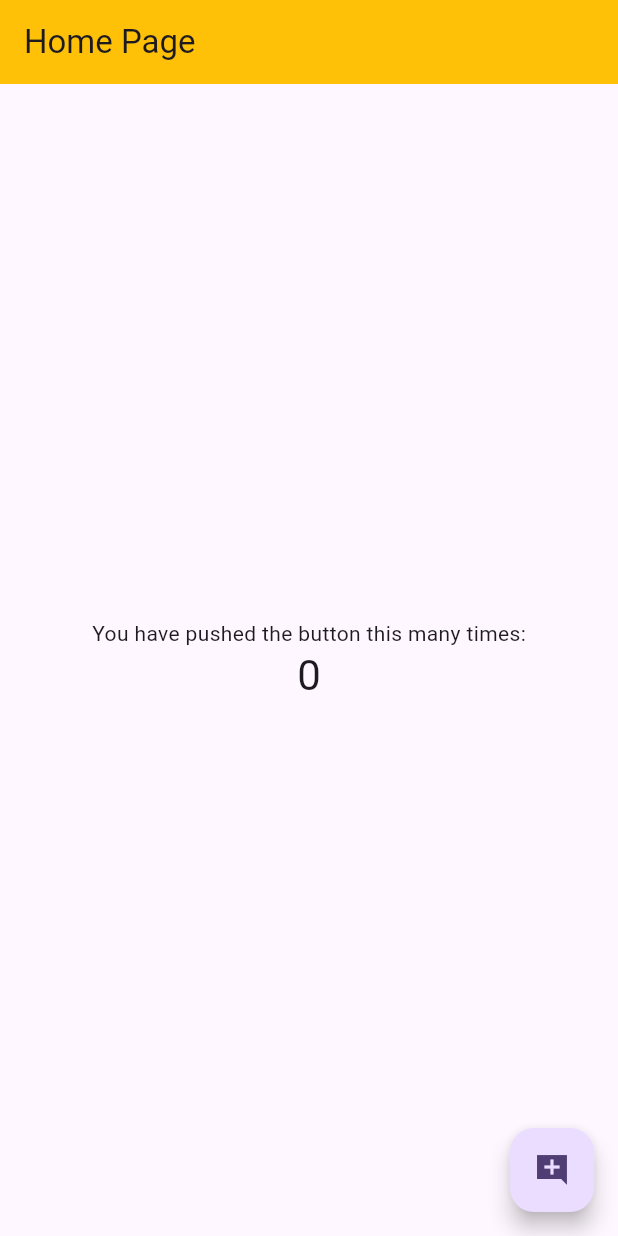
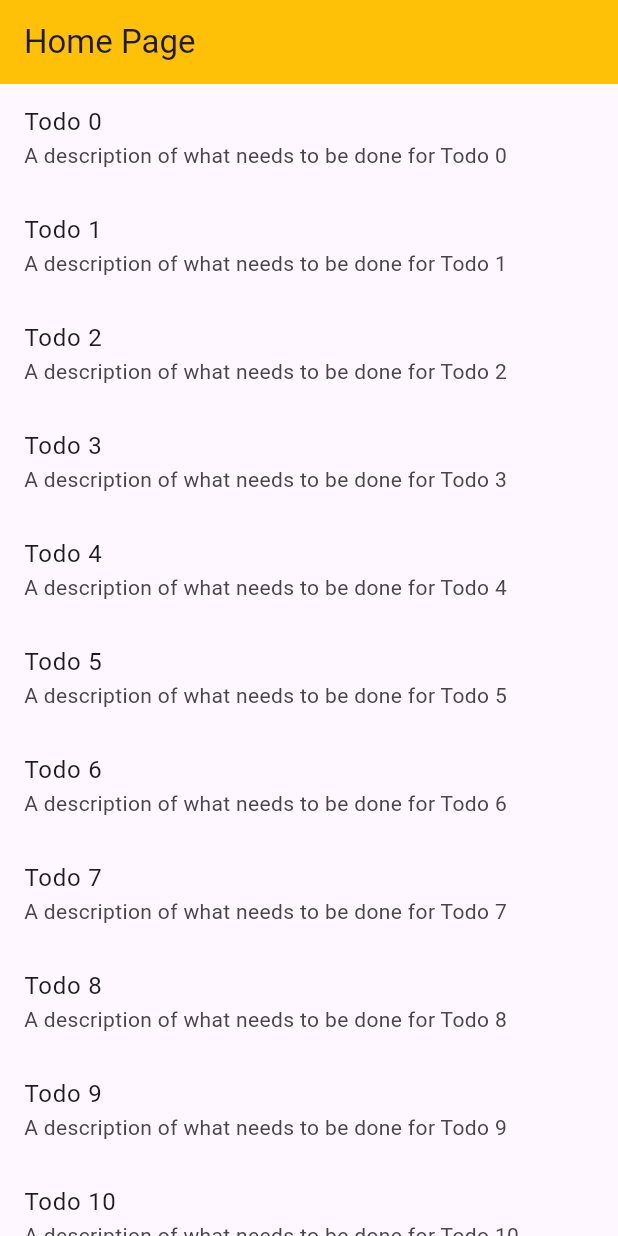
Before and after one commit to qasimsiddiqui/Flutter_Bootcamp, a Flutter app: the screen it shows after launch, on a phone screen of 412 x 824 dp. Run offline on Flutter 3.47's test engine with Material 3 defaults, Android fonts, the phone set to English and light mode, and no system bars.

Commit message:
Add routes and screens for navigation

```diff
--- a/lib/main.dart
+++ b/lib/main.dart
@@ -1,4 +1,7 @@
 import 'package:flutter/material.dart';
+import 'package:flutter_application/first_screen.dart';
+import 'package:flutter_application/second_screen.dart';
+import 'package:flutter_application/todo.dart';
 
 void main() {
   runApp(const MyApp());
@@ -7,46 +10,28 @@ void main() {
 class MyApp extends StatelessWidget {
   const MyApp({super.key});
 
-  // This widget is the root of your application.
   @override
   Widget build(BuildContext context) {
     return MaterialApp(
       title: 'Flutter Demo',
       theme: ThemeData(
-        // This is the theme of your application.
-        //
-        // TRY THIS: Try running your application with "flutter run". You'll see
-        // the application has a purple toolbar. Then, without quitting the app,
-        // try changing the seedColor in the colorScheme below to Colors.green
-        // and then invoke "hot reload" (save your changes or press the "hot
-        // reload" button in a Flutter-supported IDE, or press "r" if you used
-        // the command line to start the app).
-        //
-        // Notice that the counter didn't reset back to zero; the application
-        // state is not lost during the reload. To reset the state, use hot
-        // restart instead.
-        //
-        // This works for code too, not just values: Most code changes can be
-        // tested with just a hot reload.
         colorScheme: ColorScheme.fromSeed(seedColor: Colors.deepPurple),
         useMaterial3: true,
       ),
-      home: const MyHomePage(title: 'Home Page'),
+      // home: const MyHomePage(title: 'Home Page'),
+      initialRoute: '/',
+      routes: {
+        '/': (context) => const MyHomePage(
+              title: "Home Page",
+            ),
+        '/second': (context) => const SecondScreen(),
+      },
     );
   }
 }
 
 class MyHomePage extends StatefulWidget {
   const MyHomePage({super.key, required this.title});
-
-  // This widget is the home page of your application. It is stateful, meaning
-  // that it has a State object (defined below) that contains fields that affect
-  // how it looks.
-
-  // This class is the configuration for the state. It holds the values (in this
-  // case the title) provided by the parent (in this case the App widget) and
-  // used by the build method of the State. Fields in a Widget subclass are
-  // always marked "final".
 
   final String title;
 
@@ -55,71 +40,40 @@ class MyHomePage extends StatefulWidget {
 }
 
 class _MyHomePageState extends State<MyHomePage> {
-  int _counter = 0;
-
-  void _incrementCounter() {
-    setState(() {
-      // This call to setState tells the Flutter framework that something has
-      // changed in this State, which causes it to rerun the build method below
-      // so that the display can reflect the updated values. If we changed
-      // _counter without calling setState(), then the build method would not be
-      // called again, and so nothing would appear to happen.
-      _counter++;
-    });
-  }
+  final todos = List.generate(20, (i) {
+    return Todo(
+      'Todo $i',
+      'A description of what needs to be done for Todo $i',
+    );
+  });
 
   @override
   Widget build(BuildContext context) {
-    // This method is rerun every time setState is called, for instance as done
-    // by the _incrementCounter method above.
-    //
-    // The Flutter framework has been optimized to make rerunning build methods
-    // fast, so that you can just rebuild anything that needs updating rather
-    // than having to individually change instances of widgets.
     return Scaffold(
       appBar: AppBar(
-        // TRY THIS: Try changing the color here to a specific color (to
-        // Colors.amber, perhaps?) and trigger a hot reload to see the AppBar
-        // change color while the other colors stay the same.
         backgroundColor: Colors.amber,
-        // Here we take the value from the MyHomePage object that was created by
-        // the App.build method, and use it to set our appbar title.
         title: Text(widget.title),
       ),
       body: Center(
-        // Center is a layout widget. It takes a single child and positions it
-        // in the middle of the parent.
-        child: Column(
-          // Column is also a layout widget. It takes a list of children and
-          // arranges them vertically. By default, it sizes itself to fit its
-          // children horizontally, and tries to be as tall as its parent.
-          //
-          // Column has various properties to control how it sizes itself and
-          // how it positions its children. Here we use mainAxisAlignment to
-          // center the children vertically; the main axis here is the vertical
-          // axis because Columns are vertical (the cross axis would be
-          // horizontal).
-          //
-          // TRY THIS: Invoke "debug painting" (choose the "Toggle Debug Paint"
-          // action in the IDE, or press "p" in the console), to see the
-          // wireframe for each widget.
-          mainAxisAlignment: MainAxisAlignment.center,
-          children: <Widget>[
-            const Text(
-              'You have pushed the button this many times:',
-            ),
-            Text(
-              '$_counter',
-              style: Theme.of(context).textTheme.headlineMedium,
-            ),
-          ],
-        ),
-      ),
-      floatingActionButton: FloatingActionButton(
-        onPressed: _incrementCounter,
-        tooltip: 'Increment',
-        child: const Icon(Icons.add_comment_sharp),
-      ), // This trailing comma makes auto-formatting nicer for build methods.
+          child: ListView.builder(
+        itemCount: todos.length,
+        itemBuilder: (context, index) {
+          return ListTile(
+            title: Text(todos[index].title),
+            subtitle: Text(todos[index].description),
+            onTap: () {
+              Navigator.push(
+                context,
+                MaterialPageRoute(
+                  builder: (context) {
+                    return FirstScreen(todo: todos[index]);
+                  },
+                ),
+              );
+            },
+          );
+        },
+      )),
     );
   }
 }
--- /dev/null
+++ b/lib/todo.dart
@@ -0,0 +1,6 @@
+class Todo {
+  final String title;
+  final String description;
+
+  const Todo(this.title, this.description);
+}
```
Also changed, not shown: lib/first_screen.dart (added, +53 -0 lines), lib/second_screen.dart (added, +30 -0 lines).
